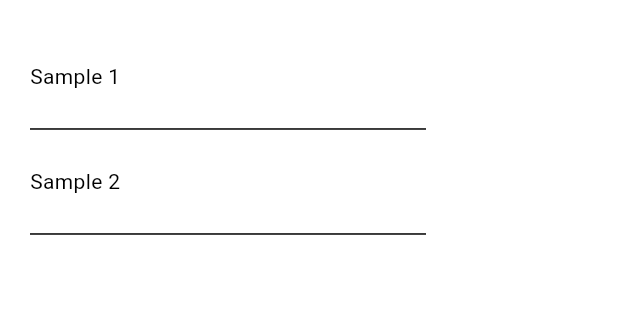
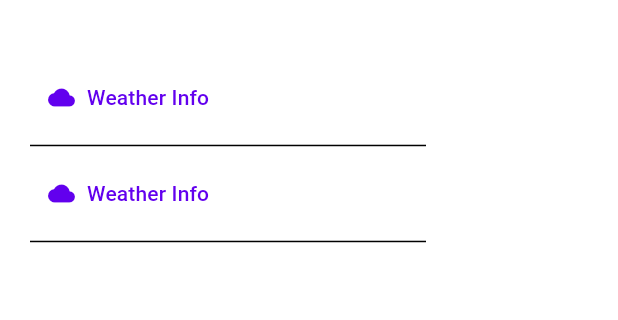
Before and after one commit to AMAN-GUPTA29/App-a-Thon, a Flutter app: the DrawerWidget widget shown alone on an empty page, opened directly, on a phone screen of 412 x 824 dp, the part 161-481 px from its top. Run offline on Flutter 3.47's test engine with Material 3 defaults, Android fonts, the light colour scheme and no system bars; our stand-ins replace dio, firebase_auth, firebase_core, flutter_svg, google_sign_in; accounts and stored records are empty; generated files the repository leaves out were written again; network calls fail.

Commit message:
add change to drawer

```diff
--- a/agri_app/lib/config/constants.dart
+++ b/agri_app/lib/config/constants.dart
@@ -1,5 +1,6 @@
 class Constants {
   static String googleLogo = "assets/google_logo.svg";
+  static const appLogo = "assets/logo-no-background.png";
 
   static const bananaImage = "assets/banana.jpeg";
   static const maizeImage = "assets/maize.jpeg";
--- a/agri_app/lib/screens/auth_screen.dart
+++ b/agri_app/lib/screens/auth_screen.dart
@@ -24,7 +24,7 @@ class AuthScreen extends StatelessWidget {
             crossAxisAlignment: CrossAxisAlignment.center,
             mainAxisAlignment: MainAxisAlignment.center,
             children: [
-              const Placeholder(),
+              Image.asset(Constants.appLogo, height: height * 0.15),
               SizedBox(height: height * 0.15),
               Container(
                 margin: const EdgeInsets.symmetric(horizontal: 15),
--- a/agri_app/lib/widgets/drawer_widget.dart
+++ b/agri_app/lib/widgets/drawer_widget.dart
@@ -8,6 +8,17 @@ class DrawerWidget extends StatelessWidget {
   Widget build(BuildContext context) {
     final height = MediaQuery.of(context).size.height;
 
+    Widget listItem(String text, IconData icon, VoidCallback tapHandler) {
+      return SizedBox(
+        width: double.infinity,
+        child: TextButton.icon(
+          style: TextButton.styleFrom(alignment: Alignment.centerLeft),
+            onPressed: tapHandler,
+            icon: Icon(icon),
+            label: Text(text)),
+      );
+    }
+
     return Drawer(
       child: Container(
         margin: const EdgeInsets.symmetric(horizontal: 20),
@@ -16,17 +27,27 @@ class DrawerWidget extends StatelessWidget {
             Container(
               height: height * 0.13,
               alignment: Alignment.bottomCenter,
-              child: Text("FarmHub", style: Theme.of(context).textTheme.headlineLarge,),
+              child: Text(
+                "FarmHub",
+                style: Theme.of(context).textTheme.headlineLarge,
+              ),
             ),
             Column(
               crossAxisAlignment: CrossAxisAlignment.start,
               children: [
                 SizedBox(height: height * 0.05),
-                InkWell(onTap: (){Navigator.of(context).push(MaterialPageRoute(
-                builder: (context) => const Weather()),);},child: const Text("Sample 1")),
-                const Divider(height: 50),
-                const Text("Sample 2"),
-                const Divider(height: 50),
+                listItem(
+                    "Weather Info",
+                    Icons.cloud,
+                    () => Navigator.of(context).push(MaterialPageRoute(
+                        builder: (context) => const Weather()))),
+                const Divider(),
+                listItem(
+                    "Weather Info",
+                    Icons.cloud,
+                    () => Navigator.of(context).push(MaterialPageRoute(
+                        builder: (context) => const Weather()))),
+                const Divider(),
               ],
             ),
           ],
```
Also changed, not shown: agri_app/lib/screens/weather.dart (+39 -93 lines), agri_app/assets/logo-no-background.png (added).
